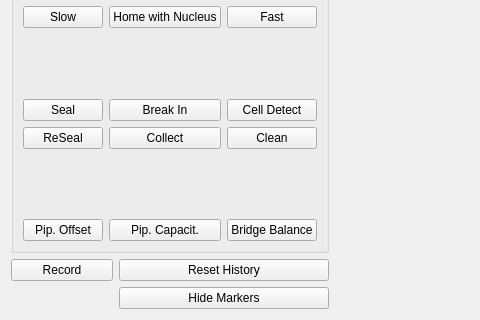
Qt form acq4/modules/MultiPatch/multipatchTemplate.ui (acq4/acq4) before a commit; both pictures show x 0 to 480 and y 146 to 466 of the 941 by 466 pixel window.
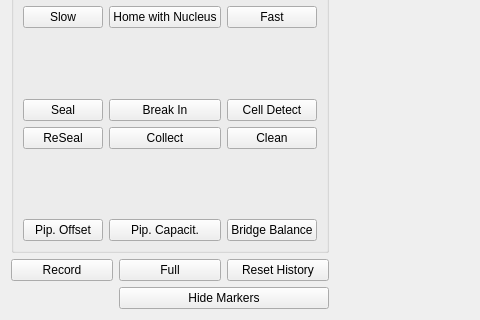
The same form after that commit.

Commit message: button to toggle full test pulse dump

Diff of the .ui file:
```diff
--- a/acq4/modules/MultiPatch/multipatchTemplate.ui
+++ b/acq4/modules/MultiPatch/multipatchTemplate.ui
@@ -261,7 +261,7 @@
      </layout>
     </widget>
    </item>
-   <item row="2" column="1" colspan="2">
+   <item row="2" column="2">
     <widget class="QPushButton" name="resetBtn">
      <property name="text">
       <string>Reset History</string>
@@ -288,6 +288,16 @@
      </property>
     </widget>
    </item>
+   <item row="2" column="1">
+    <widget class="QPushButton" name="recordTestPulsesBtn">
+     <property name="text">
+      <string>Full</string>
+     </property>
+     <property name="checkable">
+      <bool>true</bool>
+     </property>
+    </widget>
+   </item>
   </layout>
  </widget>
  <resources/>
```
The commit also changes 2 other files.
